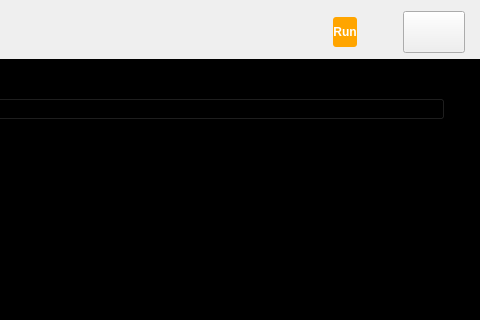
analogdevicesinc/scopy, file ui/oscilloscope.ui: the form before one commit; both pictures show x 708 to 1188 and y 0 to 320 of the 1188 by 654 pixel window.
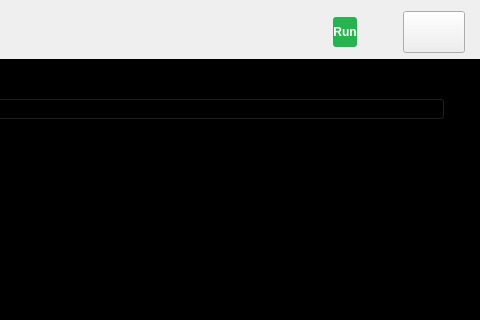
The form after the commit. Icons and pictures are not drawn. Custom widgets are drawn as their Qt base class.

Commit message: Oscilloscope: Make the 'run' button green

The edit to the form file:
```diff
--- a/ui/oscilloscope.ui
+++ b/ui/oscilloscope.ui
@@ -49,7 +49,7 @@
        <property name="styleSheet">
         <string notr="true">QPushButton {
 color: white;
-background-color: orange;
+background-color: #27b34f;
 font-family: &quot;monospace&quot;;
 font-weight: bold;
 height: 30px;
```
